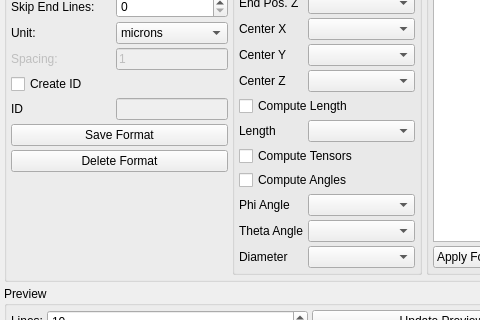
Above: modules/FeatureScout/CsvInput.ui from 3dct/open_iA before the change; both pictures show x 0 to 480 and y 273 to 593 of the 583 by 717 pixel window. Below: the same form after it.
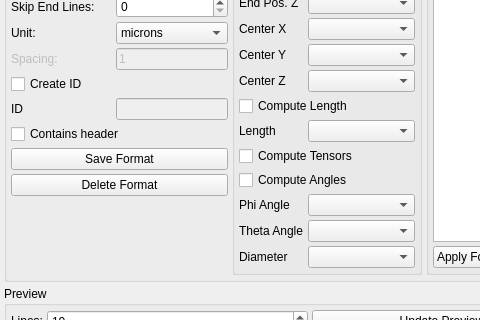
That is the form after the change.

Commit message: FeatureScout: csv reading - make header optional

Diff of the .ui file:
```diff
--- a/modules/FeatureScout/CsvInput.ui
+++ b/modules/FeatureScout/CsvInput.ui
@@ -118,6 +118,16 @@
           </property>
          </widget>
         </item>
+        <item row="1" column="0">
+         <widget class="QLabel" name="lbl_FormatName">
+          <property name="text">
+           <string>Format Name</string>
+          </property>
+         </widget>
+        </item>
+        <item row="1" column="1">
+         <widget class="QLineEdit" name="ed_FormatName"/>
+        </item>
         <item row="2" column="0">
          <widget class="QLabel" name="lbl_ObjectType">
           <property name="text">
@@ -299,33 +309,6 @@
           </property>
          </widget>
         </item>
-        <item row="12" column="0" colspan="2">
-         <widget class="QPushButton" name="btn_SaveFormat">
-          <property name="enabled">
-           <bool>true</bool>
-          </property>
-          <property name="text">
-           <string>Save Format</string>
-          </property>
-         </widget>
-        </item>
-        <item row="1" column="0">
-         <widget class="QLabel" name="lbl_FormatName">
-          <property name="text">
-           <string>Format Name</string>
-          </property>
-         </widget>
-        </item>
-        <item row="1" column="1">
-         <widget class="QLineEdit" name="ed_FormatName"/>
-        </item>
-        <item row="13" column="0" colspan="2">
-         <widget class="QPushButton" name="btn_DeleteFormat">
-          <property name="text">
-           <string>Delete Format</string>
-          </property>
-         </widget>
-        </item>
         <item row="10" column="0" colspan="2">
          <widget class="QCheckBox" name="cb_addAutoID">
           <property name="text">
@@ -347,6 +330,30 @@
           </property>
          </widget>
         </item>
+        <item row="13" column="0" colspan="2">
+         <widget class="QPushButton" name="btn_SaveFormat">
+          <property name="enabled">
+           <bool>true</bool>
+          </property>
+          <property name="text">
+           <string>Save Format</string>
+          </property>
+         </widget>
+        </item>
+        <item row="14" column="0" colspan="2">
+         <widget class="QPushButton" name="btn_DeleteFormat">
+          <property name="text">
+           <string>Delete Format</string>
+          </property>
+         </widget>
+        </item>
+        <item row="12" column="0" colspan="2">
+         <widget class="QCheckBox" name="cb_ContainsHeader">
+          <property name="text">
+           <string>Contains header</string>
+          </property>
+         </widget>
+        </item>
        </layout>
       </item>
       <item>
```
The commit also changes 4 other files.
